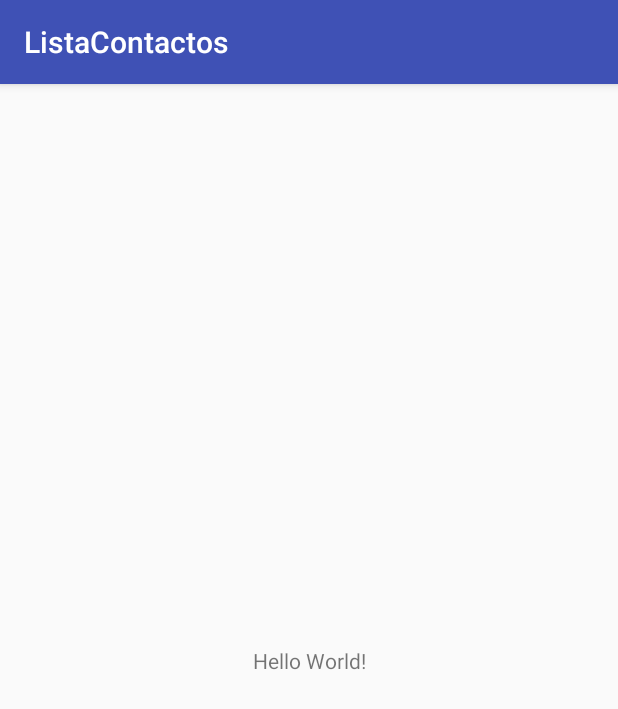
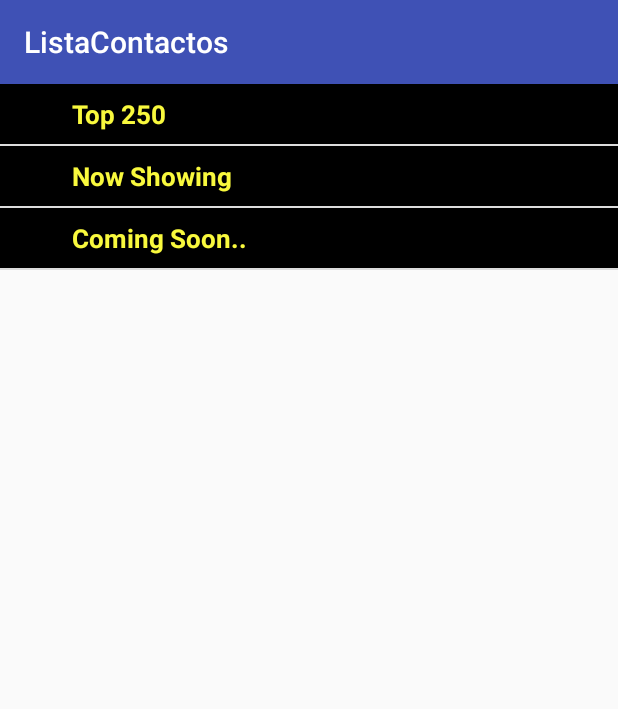
Before and after one commit to hectorortiz96/ListaContactos, an Android app: the screen it shows after launch (MainActivity), on a phone screen of 412 x 824 dp. Shown: the top 709 px of the screen. Run offline under Robolectric (Android 15) with nearby library versions, the phone set to English and light mode, and no system bars.

Commit message:
Added first prototype for Extendable List

```diff
--- /dev/null
+++ b/app/src/main/java/itesm/mx/listacontactos/ExpandableListAdapter.java
@@ -0,0 +1,99 @@
+package itesm.mx.listacontactos;
+
+import android.content.Context;
+import android.graphics.Typeface;
+import android.view.LayoutInflater;
+import android.view.View;
+import android.view.ViewGroup;
+import android.widget.BaseExpandableListAdapter;
+import android.widget.TextView;
+
+import java.util.HashMap;
+import java.util.List;
+
+/**
+ * Created by Hector on 3/15/2017.
+ */
+
+public class ExpandableListAdapter extends BaseExpandableListAdapter {
+    private Context context;
+    private List<String> listDataHeader;
+    private HashMap<String, List<String>> listDataChild;
+
+    public ExpandableListAdapter(Context context, List<String> listDataHeader,
+                                 HashMap<String, List<String>> listChildData) {
+        this.context = context;
+        this.listDataHeader = listDataHeader;
+        this.listDataChild = listChildData;
+    }
+    @Override
+    public int getGroupCount() {
+        return this.listDataHeader.size();
+    }
+
+    @Override
+    public int getChildrenCount(int groupPosition) {
+        return this.listDataChild.get(this.listDataHeader.get(groupPosition)).size();
+    }
+
+    @Override
+    public Object getGroup(int groupPosition) {
+        return this.listDataHeader.get(groupPosition);
+    }
+
+    @Override
+    public Object getChild(int groupPosition, int childPosition) {
+        return this.listDataChild.get(this.listDataHeader.get(groupPosition)).get(childPosition);
+    }
+
+    @Override
+    public long getGroupId(int groupPosition) {
+        return groupPosition;
+    }
+
+    @Override
+    public long getChildId(int groupPosition, int childPosition) {
+        return childPosition;
+    }
+
+    @Override
+    public boolean hasStableIds() {
+        return false;
+    }
+
+    @Override
+    public View getGroupView(int groupPosition, boolean isExpanded, View convertView, ViewGroup parent) {
+        String headerTitle = (String) getGroup(groupPosition);
+        if (convertView == null) {
+            LayoutInflater infalInflater = (LayoutInflater) this.context
+                    .getSystemService(Context.LAYOUT_INFLATER_SERVICE);
+            convertView = infalInflater.inflate(R.layout.list_group, null);
+        }
+
+        TextView lblListHeader = (TextView) convertView.findViewById(R.id.textListHeader);
+        lblListHeader.setTypeface(null, Typeface.BOLD);
+        lblListHeader.setText(headerTitle);
+
+        return convertView;
+    }
+
+    @Override
+    public View getChildView(int groupPosition, int childPosition, boolean isLastChild, View convertView, ViewGroup parent) {
+        final String childText = (String) getChild(groupPosition, childPosition);
+
+        if (convertView == null) {
+            LayoutInflater infalInflater = (LayoutInflater) this.context.getSystemService(Context.LAYOUT_INFLATER_SERVICE);
+            convertView = infalInflater.inflate(R.layout.list_item, null);
+        }
+
+        TextView tvListChild = (TextView) convertView.findViewById(R.id.textListItem);
+
+        tvListChild.setText(childText);
+        return convertView;
+    }
+
+    @Override
+    public boolean isChildSelectable(int groupPosition, int childPosition) {
+        return true;
+    }
+}
--- a/app/src/main/java/itesm/mx/listacontactos/MainActivity.java
+++ b/app/src/main/java/itesm/mx/listacontactos/MainActivity.java
@@ -2,14 +2,72 @@ package itesm.mx.listacontactos;
 
 import android.support.v7.app.AppCompatActivity;
 import android.os.Bundle;
+import android.widget.ExpandableListView;
+
+import java.util.ArrayList;
+import java.util.HashMap;
+import java.util.List;
 
 public class MainActivity extends AppCompatActivity {
+
+    ExpandableListAdapter listAdapter;
+    ExpandableListView expListView;
+    List<String> listDataHeader;
+    HashMap<String, List<String>> listDataChild;
 
     @Override
     protected void onCreate(Bundle savedInstanceState) {
         super.onCreate(savedInstanceState);
         setContentView(R.layout.activity_main);
 
-        //Test branch Hector y Alejandro
+        // get the listview
+        expListView = (ExpandableListView) findViewById(R.id.explistLista);
+
+        // preparing list data
+        prepareListData();
+
+        listAdapter = new ExpandableListAdapter(this, listDataHeader, listDataChild);
+
+        // setting list adapter
+        expListView.setAdapter(listAdapter);
+    }
+
+    private void prepareListData() {
+        listDataHeader = new ArrayList<>();
+        listDataChild = new HashMap<String, List<String>>();
+
+        // Adding child data
+        listDataHeader.add("Top 250");
+        listDataHeader.add("Now Showing");
+        listDataHeader.add("Coming Soon..");
+
+        // Adding child data
+        List<String> top250 = new ArrayList<String>();
+        top250.add("The Shawshank Redemption");
+        top250.add("The Godfather");
+        top250.add("The Godfather: Part II");
+        top250.add("Pulp Fiction");
+        top250.add("The Good, the Bad and the Ugly");
+        top250.add("The Dark Knight");
+        top250.add("12 Angry Men");
+
+        List<String> nowShowing = new ArrayList<String>();
+        nowShowing.add("The Conjuring");
+        nowShowing.add("Despicable Me 2");
+        nowShowing.add("Turbo");
+        nowShowing.add("Grown Ups 2");
+        nowShowing.add("Red 2");
+        nowShowing.add("The Wolverine");
+
+        List<String> comingSoon = new ArrayList<String>();
+        comingSoon.add("2 Guns");
+        comingSoon.add("The Smurfs 2");
+        comingSoon.add("The Spectacular Now");
+        comingSoon.add("The Canyons");
+        comingSoon.add("Europa Report");
+
+        listDataChild.put(listDataHeader.get(0), top250); // Header, Child data
+        listDataChild.put(listDataHeader.get(1), nowShowing);
+        listDataChild.put(listDataHeader.get(2), comingSoon);
     }
 }
--- a/app/src/main/res/layout/activity_main.xml
+++ b/app/src/main/res/layout/activity_main.xml
@@ -1,18 +1,15 @@
 <?xml version="1.0" encoding="utf-8"?>
-<android.support.constraint.ConstraintLayout xmlns:android="http://schemas.android.com/apk/res/android"
+<RelativeLayout xmlns:android="http://schemas.android.com/apk/res/android"
     xmlns:app="http://schemas.android.com/apk/res-auto"
     xmlns:tools="http://schemas.android.com/tools"
     android:layout_width="match_parent"
     android:layout_height="match_parent"
     tools:context="itesm.mx.listacontactos.MainActivity">
 
-    <TextView
-        android:layout_width="wrap_content"
-        android:layout_height="wrap_content"
-        android:text="Hello World!"
-        app:layout_constraintBottom_toBottomOf="parent"
-        app:layout_constraintLeft_toLeftOf="parent"
-        app:layout_constraintRight_toRightOf="parent"
-        app:layout_constraintTop_toTopOf="parent" />
-
-</android.support.constraint.ConstraintLayout>
+    <ExpandableListView
+        android:id="@+id/explistLista"
+        android:layout_width="match_parent"
+        android:layout_height="match_parent"
+        tools:layout_editor_absoluteX="8dp"
+        tools:layout_editor_absoluteY="8dp" />
+</RelativeLayout>
--- /dev/null
+++ b/app/src/main/res/layout/list_group.xml
@@ -0,0 +1,17 @@
+<?xml version="1.0" encoding="utf-8"?>
+<LinearLayout xmlns:android="http://schemas.android.com/apk/res/android"
+    android:layout_width="fill_parent"
+    android:layout_height="wrap_content"
+    android:orientation="vertical"
+    android:padding="8dp"
+    android:background="#000000">
+
+    <TextView
+        android:id="@+id/textListHeader"
+        android:layout_width="fill_parent"
+        android:layout_height="wrap_content"
+        android:paddingLeft="?android:attr/expandableListPreferredItemPaddingLeft"
+        android:textColor="#f9f93d"
+        android:textSize="17dp" />
+
+</LinearLayout>
--- /dev/null
+++ b/app/src/main/res/layout/list_item.xml
@@ -0,0 +1,16 @@
+<?xml version="1.0" encoding="utf-8"?>
+<LinearLayout xmlns:android="http://schemas.android.com/apk/res/android"
+    android:layout_width="match_parent"
+    android:layout_height="55dip"
+    android:orientation="vertical">
+
+    <TextView
+        android:id="@+id/textListItem"
+        android:layout_width="fill_parent"
+        android:layout_height="wrap_content"
+        android:paddingBottom="5dp"
+        android:paddingLeft="?android:attr/expandableListPreferredChildPaddingLeft"
+        android:paddingTop="5dp"
+        android:textSize="17dip" />
+
+</LinearLayout>
```
